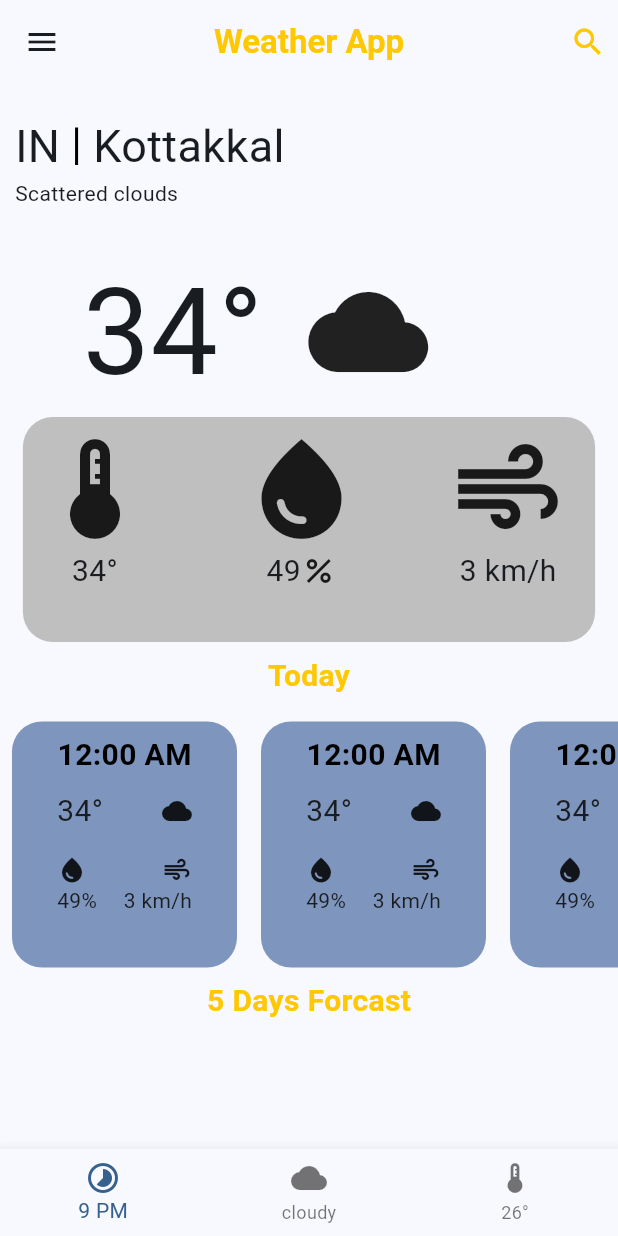
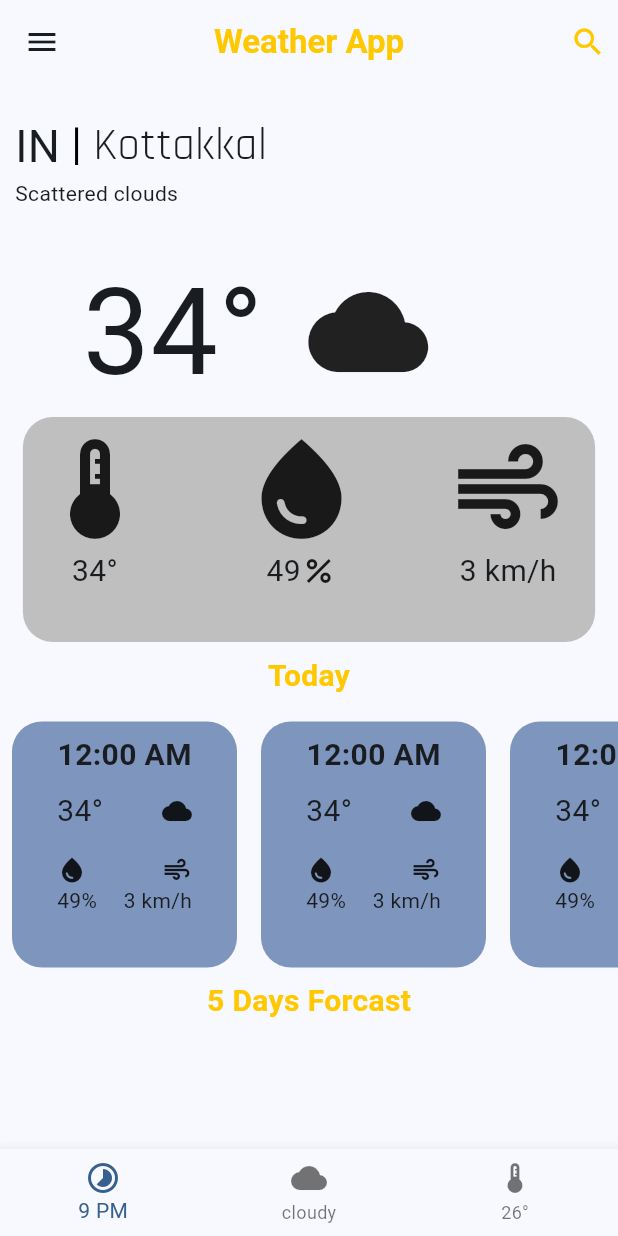
Before and after one commit to Akashellath/Dark-and-white-mode, a Flutter app: the screen it shows after launch, on a phone screen of 412 x 824 dp. Run offline on Flutter 3.47's test engine with Material 3 defaults, Android fonts, the phone set to English and light mode, and no system bars; our stand-ins replace adaptive_theme, google_fonts.

Commit message:
final commit

```diff
--- a/lib/main.dart
+++ b/lib/main.dart
@@ -1,6 +1,11 @@
+
+
 import 'package:adaptive_theme/adaptive_theme.dart';
+import 'package:dark_and_white/history.dart';
+import 'package:flutter/cupertino.dart';
 import 'package:flutter/material.dart';
 import 'package:flutter/widgets.dart';
+import 'package:google_fonts/google_fonts.dart';
 
 void main() async {
   WidgetsFlutterBinding.ensureInitialized();
@@ -49,9 +54,16 @@ class MyHomePage extends StatelessWidget {
         drawer: Drawer(
             child: Padding(
           padding: const EdgeInsets.only(top: 50, left: 10, bottom: 20),
-          child: Column(
+          child: Column(mainAxisAlignment: MainAxisAlignment.start,crossAxisAlignment: CrossAxisAlignment.start,
             children: [
-              Row(
+GestureDetector(  onTap: () {
+                 Navigator.push(
+                        context,
+                        MaterialPageRoute(
+                          builder: (context) => historyPagge(),
+                        ));
+                },
+                child: Container(height: 50,width: 170,   child:  Row(
                   children: [
                     Icon(
                       Icons.history,
@@ -65,7 +77,9 @@ class MyHomePage extends StatelessWidget {
                       style: TextStyle(fontSize: 25, fontWeight: FontWeight.bold),
                     )
                   ],
+                ) ,),
               ),
+
               Row(
                 children: [
                   Icon(
@@ -139,7 +153,7 @@ class MyHomePage extends StatelessWidget {
                   ),
                   Text(
                     "Kottakkal",
-                    style: TextStyle(fontSize: 30),
+                    style: GoogleFonts.rajdhani(fontSize: 30),
                   )
                 ],
               ),
@@ -247,7 +261,7 @@ class MyHomePage extends StatelessWidget {
                         children: [
                           Padding(
                             padding: const EdgeInsets.all(8.0),
-                            child: Text("12:00 AM",style: TextStyle(color: Colors.black,fontSize: 20,fontWeight: FontWeight.bold),),
+                            child: Text("12:00 AM",style: TextStyle(fontSize: 20,fontWeight: FontWeight.bold),),
                           ),Padding(
                             padding: const EdgeInsets.only(right: 30,left: 30),
                             child: Row(
--- a/pubspec.yaml
+++ b/pubspec.yaml
@@ -36,7 +36,7 @@ dependencies:
   # Use with the CupertinoIcons class for iOS style icons.
   cupertino_icons: ^1.0.6
   adaptive_theme: ^3.6.0
-  carousel_slider: ^4.2.1
+  google_fonts: ^6.2.1
 
 dev_dependencies:
   flutter_test:
```
Also changed, not shown: lib/history.dart (+46 -0 lines), pubspec.lock, 1 other file. Lines whose indentation alone changed are shown as unchanged.
